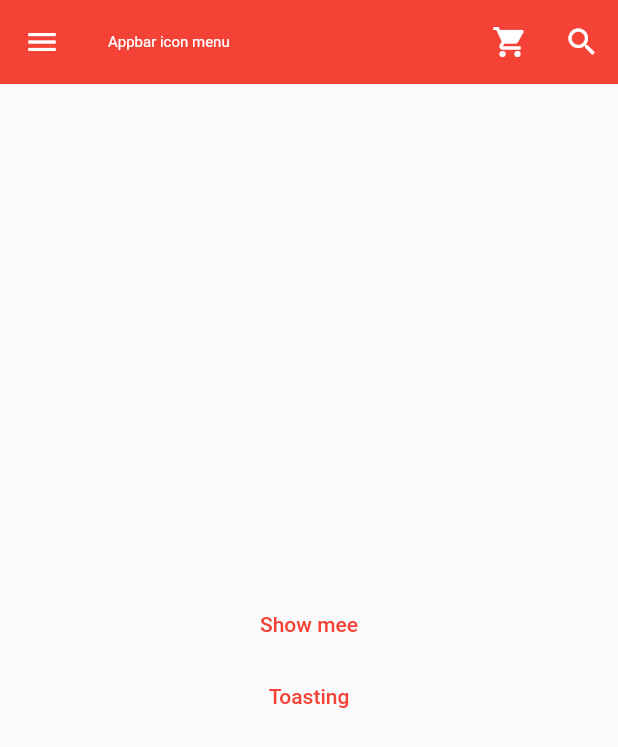
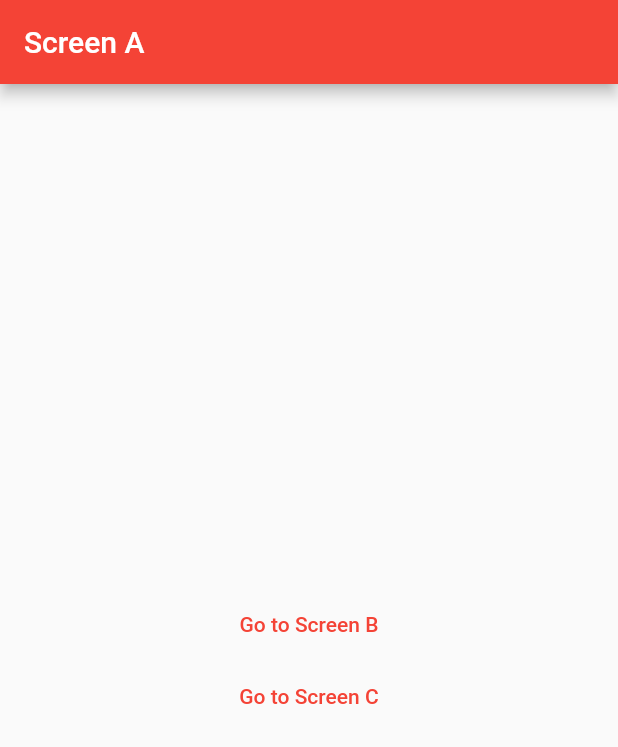
Before and after one commit to code1iners/hello-basic-flutter, a Flutter app: the screen it shows after launch, on a phone screen of 412 x 824 dp. Shown: the top 747 px of the screen. Run offline on Flutter 3.47's test engine with Material 2 defaults, Android fonts, the phone set to English and light mode, and no system bars; our stand-ins replace fluttertoast.

Commit message:
Created a new branch related to Navigator.

```diff
--- a/lib/main.dart
+++ b/lib/main.dart
@@ -1,4 +1,8 @@
 import 'package:flutter/material.dart';
+import 'package:hello_menu_icon/navigator/ScreenA.dart';
+import 'package:hello_menu_icon/navigator/ScreenB.dart';
+import 'package:hello_menu_icon/navigator/ScreenC.dart';
+
 import 'menu/menu.dart';
 
 void main() => runApp(MyApp());
@@ -11,7 +15,12 @@ class MyApp extends StatelessWidget {
       theme: ThemeData(
         primarySwatch: Colors.red,
       ),
-      home: MenuPage(), // note. Menu and drawer.
+      initialRoute: '/a', // note. Navigator.
+      routes: {
+        '/a': (context) => ScreenA(),
+        '/b': (context) => ScreenB(),
+        '/c': (context) => ScreenC(),
+      },
       debugShowCheckedModeBanner: false,
     );
   }
--- /dev/null
+++ b/lib/navigator/ScreenA.dart
@@ -0,0 +1,31 @@
+import 'package:flutter/material.dart';
+
+class ScreenA extends StatelessWidget {
+  @override
+  Widget build(BuildContext context) {
+    return Scaffold(
+      appBar: AppBar(
+        title: Text('Screen A'),
+      ),
+      body: Center(
+        child: Column(
+          mainAxisAlignment: MainAxisAlignment.center,
+          children: [
+            TextButton(
+              child: Text('Go to Screen B'),
+              onPressed: () {
+                Navigator.pushNamed(context, '/b');
+              },
+            ),
+            TextButton(
+              child: Text('Go to Screen C'),
+              onPressed: () {
+                Navigator.pushNamed(context, '/c');
+              },
+            ),
+          ],
+        ),
+      ),
+    );
+  }
+}
```
Also changed, not shown: lib/navigator/ScreenB.dart (added, +31 -0 lines), lib/navigator/ScreenC.dart (added, +31 -0 lines).
